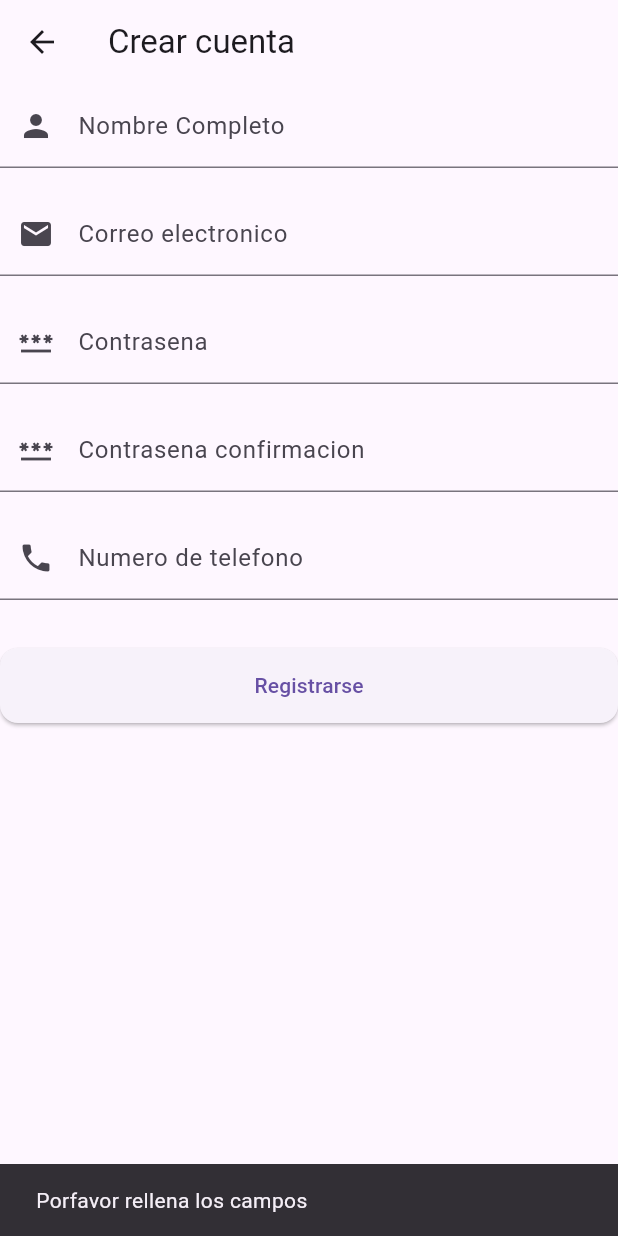
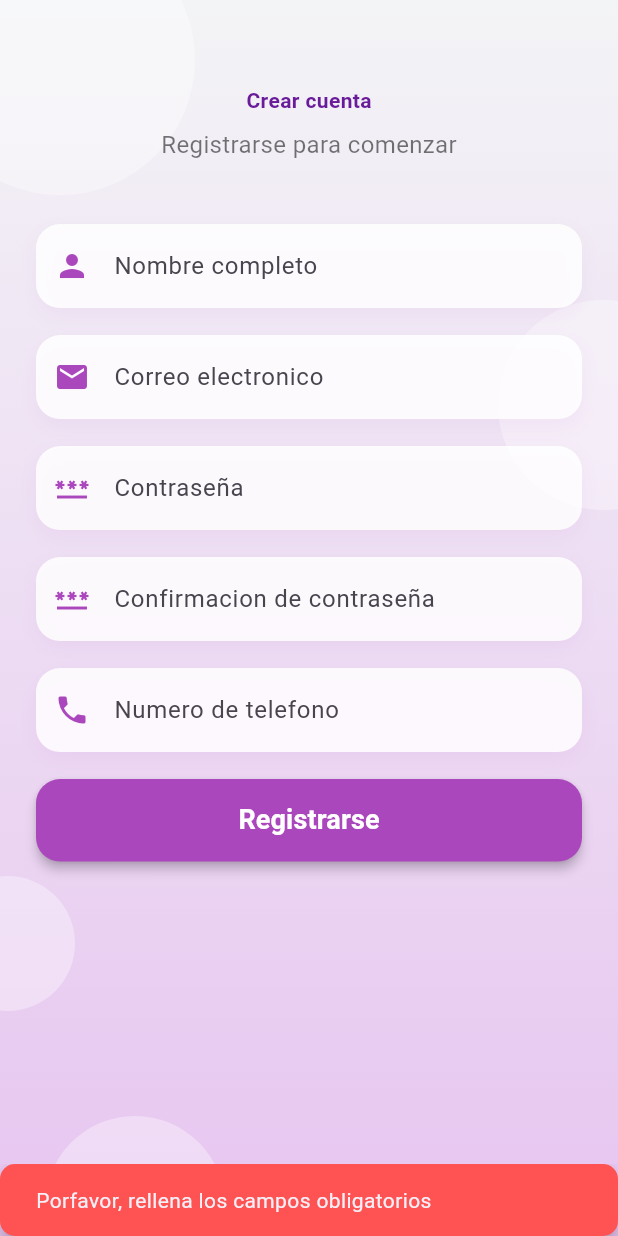
Before and after one commit to ACuevaAc/WeRememberYou, a Flutter app: the RegisterScreen screen opened directly, after a tap on "Registrarse", on a phone screen of 412 x 824 dp. Run offline on Flutter 3.47's test engine with Material 3 defaults, Android fonts, the phone set to English and light mode, and no system bars; our stand-ins replace dio, flutter_secure_storage; accounts and stored records are empty.

Commit message:
feature: pantalla home conectada al registro/login

```diff
--- /dev/null
+++ b/alzheimer_frontend/lib/home/home_screen.dart
@@ -0,0 +1,22 @@
+import 'package:alzheimer_frontend/providers/auth_provider.dart';
+import 'package:flutter/material.dart';
+import 'package:provider/provider.dart';
+
+class HomeScreen extends StatelessWidget {
+  const HomeScreen({super.key});
+
+  @override
+  Widget build(BuildContext context) {
+    final authProvider = Provider.of<AuthProvider>(context);
+    final currentUser= authProvider.currentUser;
+
+    return Scaffold(
+      body: Column(
+        children: [
+          Text("Correo: ${currentUser?.email}"),
+          Text("ROL: ${currentUser?.role}")
+        ],
+      )
+    );
+  }
+}
--- a/alzheimer_frontend/lib/presentation/screens/register/register_screen.dart
+++ b/alzheimer_frontend/lib/presentation/screens/register/register_screen.dart
@@ -1,120 +1,256 @@
+import 'package:alzheimer_frontend/home/home_screen.dart';
 import 'package:alzheimer_frontend/providers/auth_provider.dart';
 import 'package:flutter/material.dart';
 import 'package:provider/provider.dart';
 
-class RegisterScreen extends StatelessWidget{
+class RegisterScreen extends StatefulWidget {
   const RegisterScreen({super.key});
 
   @override
+  State<RegisterScreen> createState() => _RegisterScreen();
+}
+
+class _RegisterScreen extends State<RegisterScreen> {
+  final _nameController=TextEditingController();
+  final _emailController=TextEditingController();
+  final _passwordController=TextEditingController();
+  final _confirmController=TextEditingController();
+  final _phoneController=TextEditingController();
+
+  @override
+  void dispose() {
+    _nameController.dispose();
+    _emailController.dispose();
+    _passwordController.dispose();
+    _confirmController.dispose();
+    _phoneController.dispose();
+  }
+
+  @override
   Widget build(BuildContext context) {
-    final nameController=TextEditingController();
-    final emailController=TextEditingController();
-    final passwordController=TextEditingController();
-    final passwordConfirmController=TextEditingController();
-    final phoneController=TextEditingController();
+      final authProvider=Provider.of<AuthProvider>(context);
+      final size= MediaQuery.of(context).size;
+
+      return Scaffold(
+        body: Stack(
+          children: [
+            _BubbleBackground(),
+            SafeArea(
+              child: SingleChildScrollView(
+                padding: const EdgeInsets.symmetric(horizontal: 24,vertical: 16),
+                child: Column(
+                 children: [
+                  SizedBox(height: size.height*0.05),
+                  _HeaderTitle(),
+                  SizedBox(height: size.height*0.05,),
+
+                  _CustomTextField(
+                    controller: _nameController,
+                    label: "Nombre completo",
+                    icon: Icons.person
+                  ),
+                  _CustomTextField(
+                    controller: _emailController,
+                    label: "Correo electronico",
+                    icon: Icons.email,
+                  ),
+                  _CustomTextField(
+                    controller: _passwordController,
+                    label: "Contraseña",
+                    icon: Icons.password
+                  ),
+                  _CustomTextField(
+                    controller:  _confirmController,
+                    label: "Confirmacion de contraseña",
+                    icon: Icons.password
+                  ),
+                  _CustomTextField(
+                    controller: _phoneController,
+                    label: "Numero de telefono",
+                    icon: Icons.phone
+                  ),
+                  authProvider.isLoading ? const CircularProgressIndicator(color: Colors.purple)
+                  : _SubmitButton(onPressed: _listenRegister)
+                 ],
+                )
+            ))
+          ],
+        )
+      );
+  }
+  void _listenRegister() async {
+    final name = _nameController.text.trim();
+    final email = _emailController.text.trim();
+    final password = _passwordController.text.trim();
+    final passwordConfirm = _confirmController.text.trim();
+    final phone= _phoneController.text.trim();
+
+     void _showSnackBar(String message,{bool isError= true}) {
+        ScaffoldMessenger.of(context).showSnackBar(SnackBar(
+          content: Text(message),
+          backgroundColor: isError? Colors.redAccent : Colors.green,
+          shape: RoundedRectangleBorder(borderRadius: BorderRadius.circular(10)),
+        ));
+       }
+
+    if(name.isEmpty || email.isEmpty || password.isEmpty) {
+      _showSnackBar("Porfavor, rellena los campos obligatorios");
+      return;
+    }
+    if(password != passwordConfirm) {
+      _showSnackBar("Las contrasenas deben de coincidir");
+      return;
+    }
+    final success= await context.read<AuthProvider>().registerUser(
+      name: name,
+     email: email,
+      password: password,
+       passwordConfirmation: passwordConfirm);
+       if(!mounted) return;
+       if(success) {
+        _showSnackBar("Registrado con exito!",isError: false);
+        Navigator.pushReplacement(context, MaterialPageRoute(builder: (context) => HomeScreen()));
+       } else {
+        _showSnackBar("Error en el registro");
+       }
+
+  }
+}
 
 
-    final authProvider=Provider.of<AuthProvider>(context);
-    return Scaffold(
-      appBar: AppBar(title: Text("Crear cuenta")),
-      body: SingleChildScrollView(
-        child: Column(
-          mainAxisAlignment: MainAxisAlignment.center,
+class _SubmitButton extends StatelessWidget {
+  final VoidCallback onPressed;
+  const _SubmitButton({required this.onPressed});
+
+  @override
+
+  Widget build(BuildContext context) {
+    return SizedBox(
+      width: double.infinity,
+      height: 55,
+      child: ElevatedButton(style: ElevatedButton.styleFrom(
+        backgroundColor: Colors.purple[400],foregroundColor: Colors.white, elevation: 3,
+        shape: RoundedRectangleBorder(borderRadius: BorderRadius.circular(16))
+      ),onPressed: onPressed, child: Text("Registrarse",style: TextStyle(fontSize: 18,fontWeight: FontWeight.bold)) )
+    );
+  }
+}
+class _HeaderTitle extends StatelessWidget {
+  @override
+  Widget build(BuildContext context) {
+    return Column(
       children: [
-            TextField(
-              controller: nameController,
-              decoration: const InputDecoration(
-                labelText: 'Nombre Completo',
-                prefixIcon: Icon(Icons.person),
+        Text("Crear cuenta",style: TextStyle(fontWeight: FontWeight.bold,color: Colors.purple[800])),
+        const SizedBox(height: 8,),
+        Text("Registrarse para comenzar",style: TextStyle(
+          fontSize: 16,color: Colors.black54
+        ))
+
+      ],
+    );
+  }
+}
+class _CustomTextField extends StatelessWidget {
+  final TextEditingController controller;
+  final String label;
+  final IconData icon;
+  final bool obscureText;
+  final TextInputType keyboardType;
+
+
+  const _CustomTextField({
+    required this.controller,
+    required this.label,
+    required this.icon,
+    this.obscureText=false,
+    this.keyboardType= TextInputType.text,
+    });
+
+  @override
+  Widget build(BuildContext context){
+    return Container(
+      margin: const EdgeInsets.only(bottom: 18),
+      decoration: BoxDecoration(
+        color: Colors.white.withOpacity(0.85),
+        borderRadius: BorderRadius.circular(16),
+        boxShadow: [
+          BoxShadow(
+            color: Colors.purple.withOpacity(0.05),
+            blurRadius: 10,
+            offset: const Offset(0,5)
+          )
+        ]
       ),
+      child: TextField(
+        controller: controller,
+        obscureText: obscureText,
+        keyboardType: keyboardType,
+        decoration: InputDecoration(
+          labelText: label,
+          prefixIcon: Icon(icon,color: Colors.purple[400]),
+          border: OutlineInputBorder(
+            borderRadius: BorderRadius.circular(16),
+            borderSide: BorderSide.none
           ),
-            const SizedBox(height: 16,),
-            TextField(
-              controller: emailController,
-              decoration: InputDecoration(
-                labelText: 'Correo electronico',
-                prefixIcon: Icon(Icons.email),
+          filled: true,
+          fillColor: Colors.transparent,
+          contentPadding: const EdgeInsets.symmetric(vertical: 16)
         )
       ),
-            const SizedBox(height: 16,),
-            TextField(
-              controller: passwordController,
-              decoration: InputDecoration(
-                labelText: 'Contrasena',
-                prefixIcon: Icon(Icons.password)
-              ),
-              obscureText: true,
-            ),
-            const SizedBox(height: 16,),
-            TextField(
-              controller: passwordConfirmController,
-              decoration: InputDecoration(
-                labelText: 'Contrasena confirmacion',
-                prefixIcon: Icon(Icons.password),
-              ),
-              obscureText: true,
-            ),
-            const SizedBox(height: 16,),
-            TextField(
-              controller: phoneController,
-              keyboardType: TextInputType.phone,
-              decoration: InputDecoration(
-                labelText: 'Numero de telefono',
-                prefixIcon: Icon(Icons.phone),
-              ),
-            ),
-            const SizedBox(height: 32,),
-            authProvider.isLoading ? const CircularProgressIndicator()
-            : SizedBox(
-              width: double.infinity,
-              height: 50,
-              child: ElevatedButton(
-                style: ElevatedButton.styleFrom(
-                  shape: RoundedRectangleBorder(
-                    borderRadius: BorderRadius.circular(12),
-                  ),
-                ),
-                onPressed: () async {
-                  if(nameController.text.trim().isEmpty ||
-                    emailController.text.trim().isEmpty ||
-                    passwordController.text.trim().isEmpty
-                   ) {
-                    ScaffoldMessenger.of(context).showSnackBar(
-                      const SnackBar(content: Text("Porfavor rellena los campos"))
     );
-                    return;
-                   }
-                   if(passwordController.text.trim()!= passwordConfirmController.text.trim()) {
-                    ScaffoldMessenger.of(context).showSnackBar(const SnackBar(content: Text("Las contrasenas no coinciden")));
-                    return;
-                   }
-                   final succes=await context.read<AuthProvider>().registerUser(
-                    name: nameController.text.trim(),
-                    email: emailController.text.trim(),
-                    password: passwordController.text.trim(),
-                    passwordConfirmation: passwordConfirmController.text.trim(),
-                    phone: phoneController.text.trim().isEmpty ? null : phoneController.text.trim(),
-                   );
-                   if(context.mounted) {
-                    if(succes) {
-                      ScaffoldMessenger.of(context).showSnackBar(
-                        const SnackBar(content: Text("Registrado con exito "),backgroundColor: Colors.green,)
-
-                      );
-
-                    } else  {
-                      ScaffoldMessenger.of(context).showSnackBar(const SnackBar(content: Text("Error en el registro"),backgroundColor: Colors.red,));
-                      print(context);
   }
 }
-                },
-                child: Text("Registrarse")
+
+class  _BubbleBackground extends StatelessWidget {
+  @override
+  Widget build(BuildContext context) {
+    return Stack(
+      children: [
+        Container(
+          decoration: BoxDecoration(
+            gradient: LinearGradient(
+              begin: Alignment.topCenter,
+              end: Alignment.bottomCenter,
+              colors: [
+                Color(0XFFF3F4F6), Color.fromARGB(255, 231, 197, 240)
+              ]
             )
           )
+        ),
+        const _PositionedBubble(top: -50, left: -50, size: 180),
+        const _PositionedBubble(top: 200, right: -60, size: 140),
+        const _PositionedBubble(bottom: -40, left: 30, size: 120),
+        const _PositionedBubble(bottom: 150, left: -40, size: 90),
       ],
+    );
+  }
+}
+class _PositionedBubble extends StatelessWidget {
+  final double? top,bottom,left,right;
+  final double size;
+
+  const _PositionedBubble({
+    this.top,
+    this.bottom,
+    this.left,
+    this.right,
+    required this.size
+  });
+  @override
+  Widget build(BuildContext context) {
+    return Positioned(
+      top: top,
+      left: left,
+      right: right,
+      bottom: bottom,
+      child: Container(
+        width: size,
+        height: size,
+        decoration: BoxDecoration(
+          shape: BoxShape.circle,
+          color: Colors.white.withOpacity(0.35)
         )
       )
     );
   }
-
 }
--- a/alzheimer_frontend/lib/providers/auth_provider.dart
+++ b/alzheimer_frontend/lib/providers/auth_provider.dart
@@ -1,7 +1,10 @@
+
+import 'dart:convert';
 
 import 'package:alzheimer_frontend/models/user_model.dart';
 import 'package:alzheimer_frontend/services/auth_service.dart';
 import 'package:flutter/material.dart';
+import 'package:flutter_secure_storage/flutter_secure_storage.dart';
 
 class AuthProvider extends ChangeNotifier {
   bool _isLoading=false;
@@ -11,7 +14,17 @@ class AuthProvider extends ChangeNotifier {
   UserModel? _currentUser;
   UserModel? get currentUser=> _currentUser;
 
+  String? _token;
+  String? get token => _token;
+
+  bool get isAuthenticated =>  _token != null;
+
   final AuthService _authService= AuthService();
+  final _storage = FlutterSecureStorage();
+
+  AuthProvider() {
+    _tryAutoLogin();
+  }
 
   Future<bool> registerUser({
     required String name,
@@ -24,7 +37,7 @@ class AuthProvider extends ChangeNotifier {
     notifyListeners();
 
     try {
-      final user=await _authService.registerUser(
+      final responseData=await _authService.registerUser(
         name: name,
         email: email,
         password: password,
@@ -34,8 +47,15 @@ class AuthProvider extends ChangeNotifier {
 
       _isLoading=false;
 
-      if(user!=null) {
-        _currentUser=user;
+      if (responseData!=null && responseData['access_token'] != null) {
+        _token= responseData['access_token'];
+        if(responseData['user']!=null) {
+          _currentUser= UserModel.fromJson(responseData['user']);
+        }
+
+        await _storage.write(key: 'token',value: _token);
+        await _storage.write(key: 'user_data',value: jsonEncode(_currentUser!.toJson()));
+
         notifyListeners();
         return true;
       } else {
@@ -48,4 +68,15 @@ class AuthProvider extends ChangeNotifier {
       return false;
     }
   }
+  Future<void> _tryAutoLogin() async{
+    final savedToken= await _storage.read(key: 'token');
+    final savedUserData= await _storage.read(key: 'user_data');
+
+    if(savedToken != null && savedUserData!= null) {
+      _token= savedToken;
+      _currentUser= UserModel.fromJson(jsonDecode(savedUserData));
+      notifyListeners();
+    }
+
+  }
 }
--- a/alzheimer_frontend/lib/services/auth_service.dart
+++ b/alzheimer_frontend/lib/services/auth_service.dart
@@ -6,7 +6,7 @@ class AuthService {
 
   final Dio _dio=Dio(BaseOptions(baseUrl: ApiConfig.baseUrl));
 
-  Future<UserModel?> registerUser ({
+  Future<Map<String,dynamic>?> registerUser ({
     required String name,
     required String email,
     required String password,
@@ -27,7 +27,11 @@ class AuthService {
         },
       );
       if(response.statusCode==201 || response.statusCode==200) {
-        return UserModel.fromJson(response.data['user']);
+        final responseData=response.data;
+        return {
+          'access_token':responseData['access_token'],
+          'user': responseData['user']
+        };
       }
       return null;
     } on DioException catch(e) {
@@ -35,6 +39,10 @@ class AuthService {
       print("ERROR DATA: ${e.response?.data}");
       print("ERROR MENSAJE: ${e.message}");
       print("REQUEST DATA: ${e.requestOptions.data}");
+      return null;
+    } catch (e) {
+      print("ERROR TEST NO ESPERADO: $e");
+      return null;
     }
   }
 }
--- a/alzheimer_frontend/pubspec.yaml
+++ b/alzheimer_frontend/pubspec.yaml
@@ -10,7 +10,7 @@ dependencies:
   flutter:
     sdk: flutter
   http: ^1.2.0
-  flutter_secure_storage: ^9.0.0
+  flutter_secure_storage: ^11.2.0
   flutter_slidable: ^3.0.1
   provider: ^6.1.5+1
   dio: ^5.11.1
```
Also changed, not shown: alzheimer_frontend/pubspec.lock, 2 other files. Lines whose indentation alone changed are shown as unchanged.
